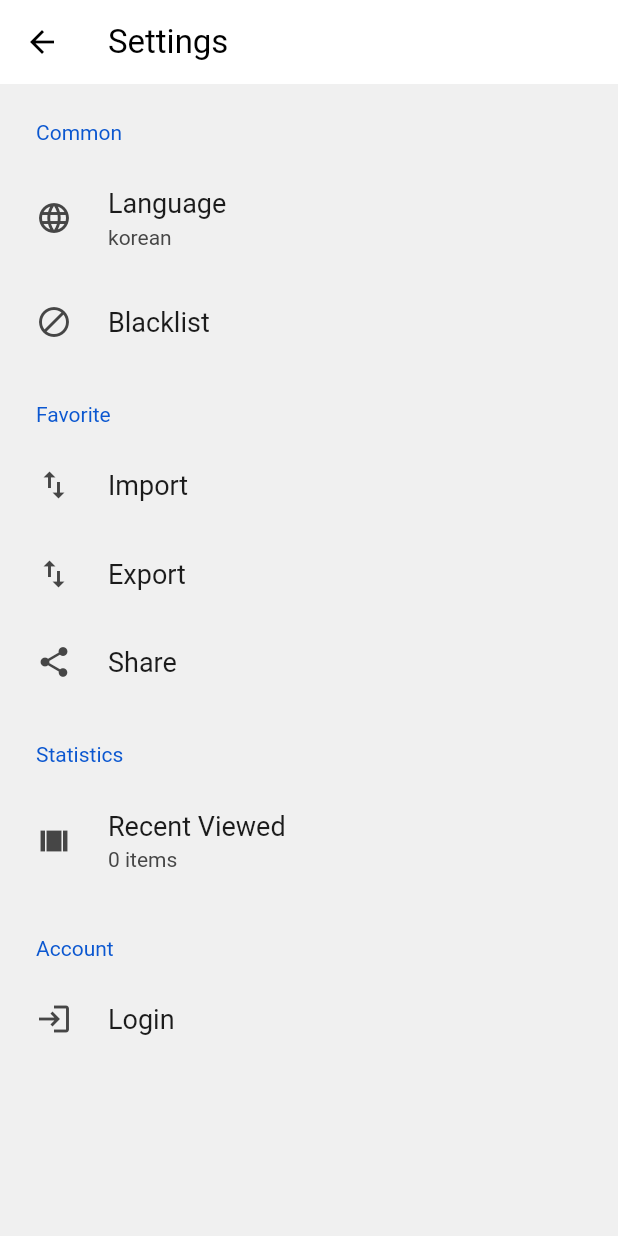
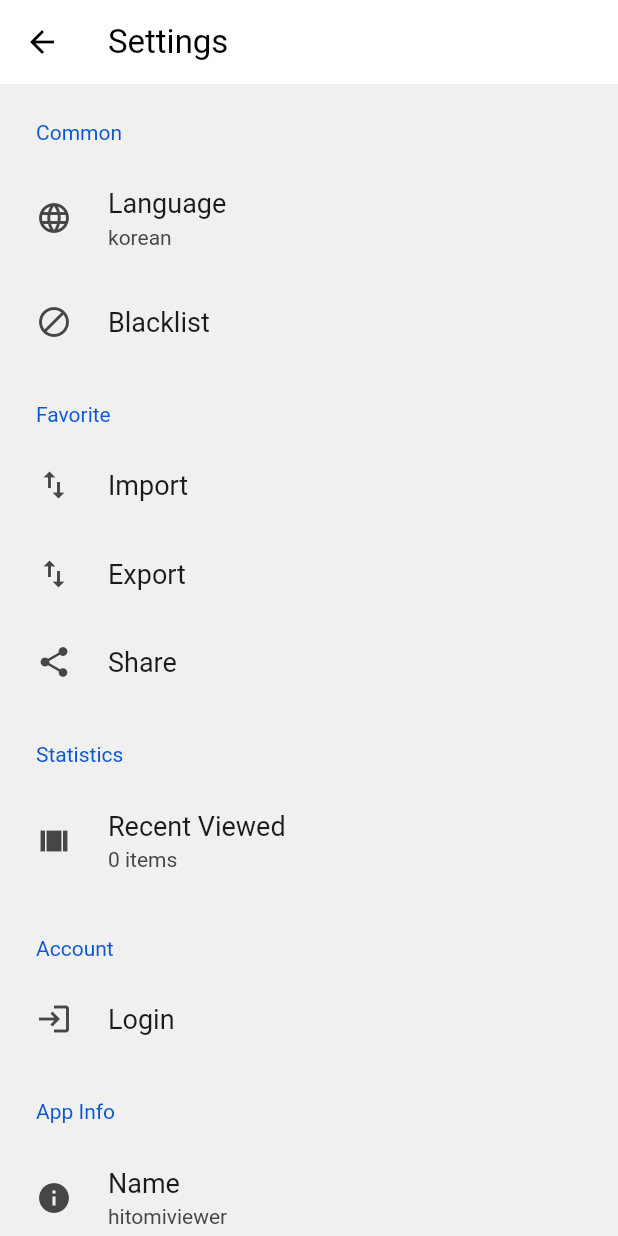
Before and after one commit to HitomiViewer/flutter, a Flutter app: the SettingScreen screen opened by its route, on a phone screen of 412 x 824 dp. Run offline on Flutter 3.47's test engine with Material 3 defaults, Android fonts, the phone set to English and light mode, and no system bars; drawn by our look-alikes of settings_ui; our stand-ins replace auto_route, cached_network_image, flutter_expandable_fab, flutter_svg, package_info_plus, scroll_to_index and 3 more; missing offline and left inert: prompt_dialog; accounts and stored records are empty; network calls fail.

Commit message:
feat: add app info

```diff
--- a/lib/screens/settings/settings.dart
+++ b/lib/screens/settings/settings.dart
@@ -5,6 +5,7 @@ import 'package:flutter/material.dart';
 import 'package:flutter/services.dart';
 import 'package:hitomiviewer/services/favorite.dart';
 import 'package:hitomiviewer/app_router.gr.dart';
+import 'package:package_info_plus/package_info_plus.dart';
 import 'package:prompt_dialog/prompt_dialog.dart';
 import 'package:provider/provider.dart';
 import 'package:settings_ui/settings_ui.dart';
@@ -168,7 +169,42 @@ class _SettingScreenState extends State<SettingScreen> {
                       )
                     ],
             ],
-          )
+          ),
+          SettingsSection(
+            title: const Text('App Info'),
+            tiles: <SettingsTile>[
+              SettingsTile(
+                leading: const Icon(Icons.info),
+                title: const Text('Name'),
+                value: FutureBuilder<PackageInfo>(
+                  future: PackageInfo.fromPlatform(),
+                  builder: (context, snapshot) {
+                    if (snapshot.hasData) {
+                      return Text(snapshot.data!.appName);
+                    } else if (snapshot.hasError) {
+                      return Text('${snapshot.error}');
+                    }
+                    return const CircularProgressIndicator();
+                  },
+                ),
+              ),
+              SettingsTile(
+                leading: const Icon(Icons.info),
+                title: const Text('Version'),
+                value: FutureBuilder<PackageInfo>(
+                  future: PackageInfo.fromPlatform(),
+                  builder: (context, snapshot) {
+                    if (snapshot.hasData) {
+                      return Text(snapshot.data!.version);
+                    } else if (snapshot.hasError) {
+                      return Text('${snapshot.error}');
+                    }
+                    return const CircularProgressIndicator();
+                  },
+                ),
+              ),
+            ],
+          ),
           // SettingsSection(
           //   title: const Text('Viewer'),
           //   tiles: <SettingsTile>[
--- a/pubspec.yaml
+++ b/pubspec.yaml
@@ -15,7 +15,7 @@ publish_to: 'none' # Remove this line if you wish to publish to pub.dev
 # In iOS, build-name is used as CFBundleShortVersionString while build-number used as CFBundleVersion.
 # Read more about iOS versioning at
 # https://developer.apple.com/library/archive/documentation/General/Reference/InfoPlistKeyReference/Articles/CoreFoundationKeys.html
-version: 1.1.2+2
+version: 1.1.2+3
 
 environment:
   sdk: ">=2.17.1 <3.0.0"
@@ -47,6 +47,7 @@ dependencies:
   scroll_to_index: ^3.0.1
   tuple: ^2.0.2
   intl: ^0.19.0
+  package_info_plus: ^4.2.0
 
 dev_dependencies:
   flutter_test:
@@ -131,5 +132,5 @@ msix_config:
   display_name: Hitomi Viewer
   publisher_display_name: ToshuCompany
   identity_name: toshu.me.hitomiviewer
-  msix_version: 1.1.2.2
+  msix_version: 1.1.2.3
   capabilities: internetClient
```
Also changed, not shown: pubspec.lock, 1 other file.
